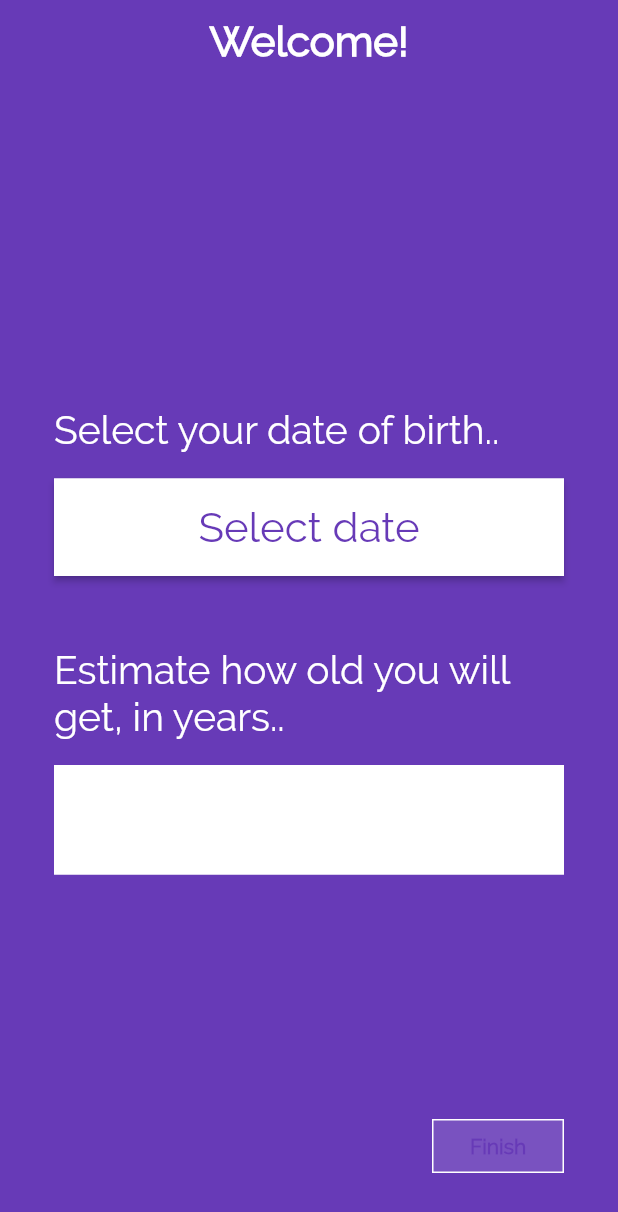
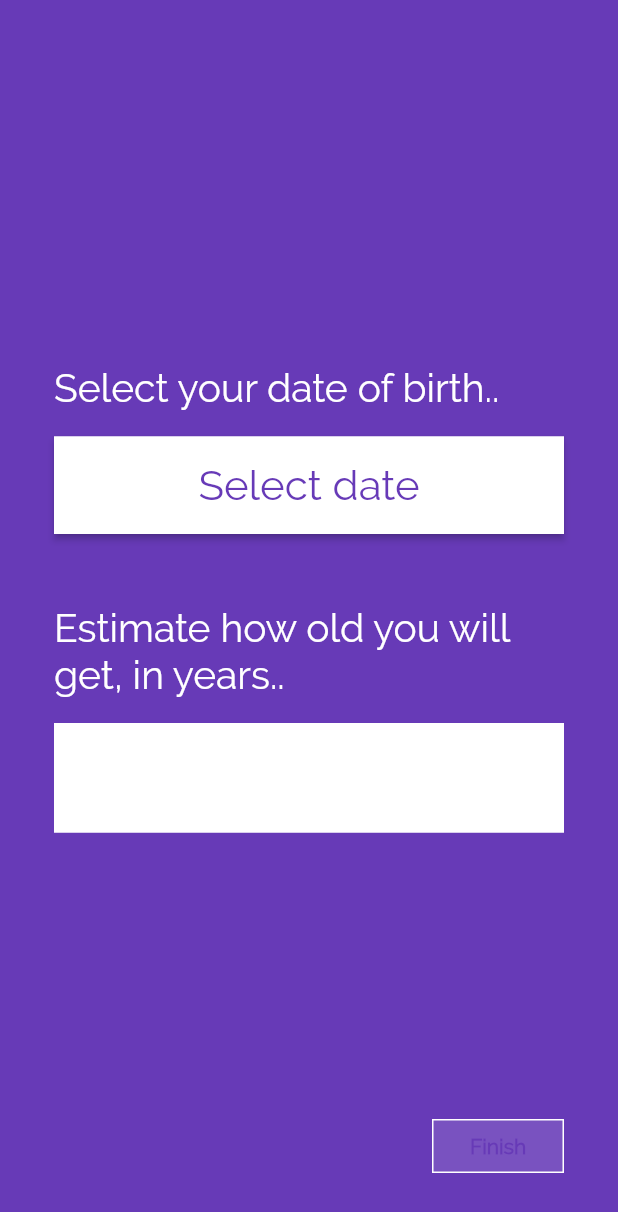
Before and after one commit to lukasschneiderapps/death_timer, a Flutter app: the SetupRoute screen opened directly, on a phone screen of 412 x 824 dp. Shown: the top 1212 px of the screen. Run offline on Flutter 3.47's test engine with Material 2 defaults, Android fonts, the phone set to English and light mode, and no system bars; our stand-ins replace jiffy, shared_preferences; missing offline and left inert: time_machine; accounts and stored records are empty.

Commit message:
Remove AppBar from SetupRoute

```diff
--- a/lib/routes/setup_route.dart
+++ b/lib/routes/setup_route.dart
@@ -28,11 +28,6 @@ class SetupRouteState extends State<SetupRoute> {
   @override
   Widget build(BuildContext context) {
     return Scaffold(
-      appBar: AppBar(
-          centerTitle: true,
-          elevation: 0,
-          title: Text("Welcome!",
-              style: TextStyle(fontWeight: FontWeight.w600, fontSize: 28))),
         backgroundColor: Colors.deepPurple,
         body: SafeArea(
           child: Container(
```
